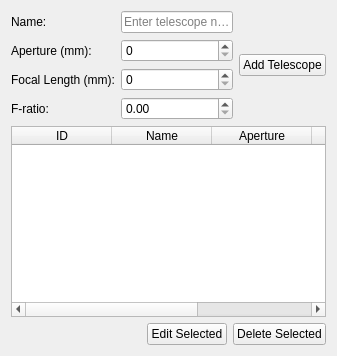
prookyon/MonoObsLog2, file uifiles/telescopes_tab.ui: the form before one commit.
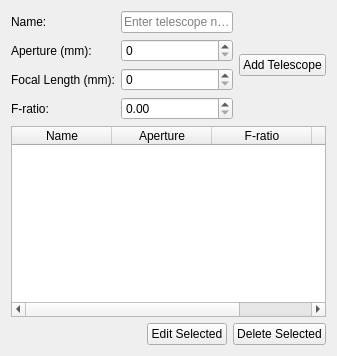
The form after the commit.

Commit message: removed table ID columns

Diff of the .ui file:
```diff
--- a/uifiles/telescopes_tab.ui
+++ b/uifiles/telescopes_tab.ui
@@ -101,11 +101,6 @@
      <property name="sortingEnabled">
       <bool>true</bool>
      </property>
-     <column>
-      <property name="text">
-       <string>ID</string>
-      </property>
-     </column>
      <column>
       <property name="text">
        <string>Name</string>
```
The commit also changes 6 other files.
